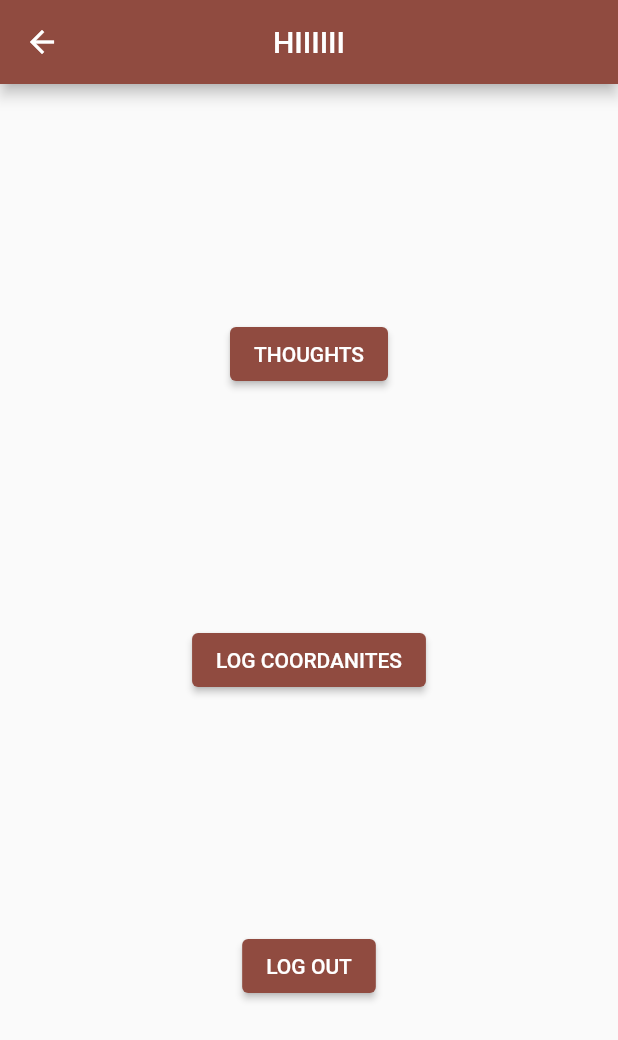
After one commit to 2026forum/pray_harrold_survey, a Flutter app: the TeamMenu screen opened directly, on a phone screen of 412 x 824 dp. The commit adds this screen. Shown: the top 1040 px of the screen. Run offline on Flutter 3.47's test engine with Material 3 defaults, Android fonts, the phone set to English and light mode, and no system bars; our stand-ins replace cloud_firestore, firebase_auth, firebase_core, flutter_colorpicker, flutter_riverpod, fpdart and 1 more; accounts and stored records are empty; generated files the repository leaves out were written again; network calls fail.

Commit message:
team menu built

```diff
--- a/lib/ui/auth/auth_screen.dart
+++ b/lib/ui/auth/auth_screen.dart
@@ -51,7 +51,8 @@ class _AuthScreenState extends ConsumerState<AuthScreen> {
   Widget build(BuildContext context) {
     final isLoading = ref.watch(authControllerProvider);
     return Scaffold(
-      appBar: AppBar(title: const Text(kTitleText), centerTitle: true),
+
+      appBar: AppBar(title: const Text(kTitleText), centerTitle: true, actions: [], ),
       body: Padding(
         padding: const EdgeInsets.all(8.0),
         child: Center(
--- a/lib/ui/menu_pages/personal_options_screen.dart
+++ b/lib/ui/menu_pages/personal_options_screen.dart
@@ -1,6 +1,5 @@
 import 'package:flutter/material.dart';
 import 'package:flutter_riverpod/flutter_riverpod.dart';
-
 
 class PersonalOptionsScreen extends ConsumerStatefulWidget {
   const PersonalOptionsScreen({super.key});
@@ -10,9 +9,8 @@ class PersonalOptionsScreen extends ConsumerStatefulWidget {
 }
 
 class _PersonalOptionsScreenState extends ConsumerState<PersonalOptionsScreen> {
-
   @override
   Widget build(BuildContext context) {
-    return Container();
+    return Scaffold(appBar: AppBar(centerTitle: true, title: const Text("COMING SOON")),body: Center(child: Text("USERNAME CHANGE AND MORE"),),);
   }
 }
--- a/lib/ui/post_subject_screen.dart
+++ b/lib/ui/post_subject_screen.dart
@@ -42,7 +42,6 @@ class _PostSubjectScreenState extends ConsumerState<PostSubjectScreen> {
     }
   }
 
-  //TODO USE NOTIFIER!!!!!
   @override
   Widget build(BuildContext context) {
     final isLoading = ref.watch(subjectsControllerProvider);
--- /dev/null
+++ b/lib/ui/team_pages/team_menu.dart
@@ -0,0 +1,40 @@
+import 'package:flutter/material.dart';
+import 'package:flutter_riverpod/flutter_riverpod.dart';
+import 'package:pray_harrold_survey/features/auth/auth_controller.dart';
+import 'package:pray_harrold_survey/navigation.dart';
+
+class TeamMenu extends ConsumerWidget {
+  const TeamMenu({super.key});
+
+  @override
+  Widget build(BuildContext context, WidgetRef ref) {
+    return Scaffold(
+      appBar: AppBar(centerTitle: true, title: const Text("HIIIIII")),
+      body: Center(
+        child: Column(
+          mainAxisAlignment: MainAxisAlignment.spaceEvenly,
+          children: [
+            ElevatedButton(
+              onPressed: () {
+                GoTo.thoughts(context);
+              },
+              child: const Text("THOUGHTS"),
+            ),
+            ElevatedButton(
+              onPressed: () {
+                GoTo.logCoordinates(context);
+              },
+              child: const Text("LOG COORDANITES"),
+            ),
+            ElevatedButton(
+              onPressed: () {
+                ref.read(authControllerProvider.notifier).logOut(context);
+              },
+              child: const Text("LOG OUT"),
+            ),
+          ],
+        ),
+      ),
+    );
+  }
+}
```
Also changed, not shown: lib/features/auth/auth_controller.dart (+7 -0 lines), lib/navigation.dart (+17 -1 lines), lib/ui/home_screen.dart (+7 -4 lines), lib/ui/team_pages/geolog_screen.dart (added, +62 -0 lines), lib/ui/team_pages/thoughts_screen.dart (added, +21 -0 lines), lib/ui/tiles/subject_tile.dart (+11 -7 lines).
